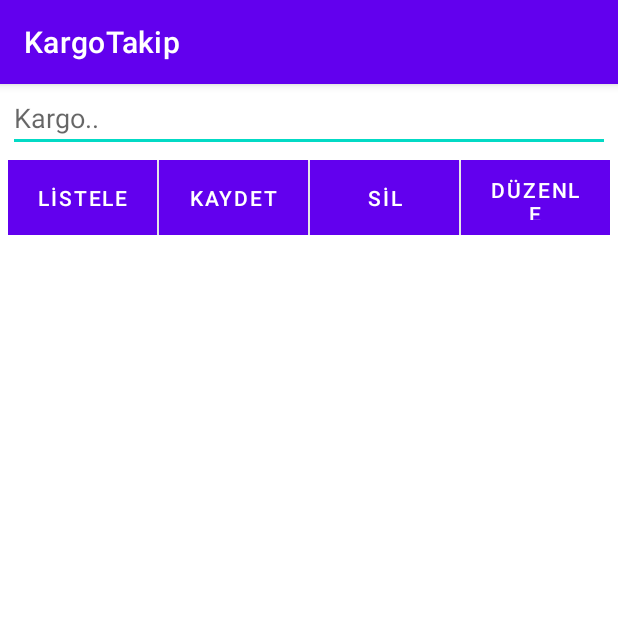
After one commit to urfetatilgan/KargoTakip, an Android app: the KargoList screen opened directly, with no data from a screen before it, on a phone screen of 412 x 824 dp, the top half of it. The commit adds this screen. Run offline under Robolectric (Android 15) with nearby library versions, the phone set to English and light mode, and no system bars.

Commit message:
Added Login, Cargo List screens and DataBase

```diff
--- a/app/src/main/AndroidManifest.xml
+++ b/app/src/main/AndroidManifest.xml
@@ -10,6 +10,9 @@
         android:supportsRtl="true"
         android:theme="@style/Theme.KargoTakip">
         <activity
+            android:name=".KargoList"
+            android:exported="true" />
+        <activity
             android:name=".MainActivity"
             android:exported="true">
             <intent-filter>
--- /dev/null
+++ b/app/src/main/java/com/example/kargotakip/KargoList.java
@@ -0,0 +1,94 @@
+package com.example.kargotakip;
+
+import androidx.appcompat.app.AppCompatActivity;
+import androidx.recyclerview.widget.LinearLayoutManager;
+import androidx.recyclerview.widget.RecyclerView;
+
+import android.os.Bundle;
+import android.view.View;
+import android.widget.Button;
+import android.widget.EditText;
+import android.widget.Toast;
+
+import java.util.ArrayList;
+
+public class KargoList extends AppCompatActivity {
+
+    EditText etCargo;
+    Button btnSave, btnList, btnDelete, btnEdit;
+    RecyclerView rvCargo;
+    String cargoID = "";
+    ArrayList<Cargo> cargoList = new ArrayList<>();
+
+    @Override
+    protected void onCreate(Bundle savedInstanceState) {
+        super.onCreate(savedInstanceState);
+        setContentView(R.layout.activity_kargo_list);
+
+        definitions();
+    }
+
+    private void definitions() {
+        etCargo = findViewById(R.id.et_Cargo);
+        btnDelete = findViewById(R.id.btn_Delete);
+        btnEdit = findViewById(R.id.btn_Edit);
+        btnList = findViewById(R.id.btn_List);
+        btnSave = findViewById(R.id.btn_Add);
+        rvCargo = findViewById(R.id.rv_Cargo);
+    }
+
+    public void btn_List_CLick(View view) {
+        F_GetList();
+    }
+
+    void F_GetList() {
+        DBHelper db = new DBHelper(getApplicationContext());
+        cargoList = db.getCargoList();
+
+        CargoAdapter adp = new CargoAdapter(this, cargoList);
+        LinearLayoutManager layoutManager = new LinearLayoutManager(getApplicationContext());
+        rvCargo.setLayoutManager(layoutManager);
+        rvCargo.setHasFixedSize(true);
+        rvCargo.setAdapter(adp);
+
+        adp.setOnItemClickListener(onItemNoteClickListener);
+
+        db.close();
+    }
+
+    View.OnClickListener onItemNoteClickListener = new View.OnClickListener() {
+        @Override
+        public void onClick(View view) {
+            RecyclerView.ViewHolder viewHolder = (RecyclerView.ViewHolder) view.getTag();
+            int i = viewHolder.getAdapterPosition();
+            Cargo item = cargoList.get(i);
+
+            etCargo.setText(item.getCargo_no());
+            cargoID = item.getCargo_id();
+        }
+    };
+
+    public void btn_Save_Click(View view) {
+        if (!etCargo.getText().toString().trim().equals("")) {
+            DBHelper db = new DBHelper(getApplicationContext());
+            db.addCargo(etCargo.getText().toString());
+
+            db.close();
+            etCargo.setText("");
+        }
+    }
+
+    public void btn_Delete_Click(View view) {
+        if (!cargoID.equals("")) {
+            DBHelper db = new DBHelper(getApplicationContext());
+            db.deleteCargo(cargoID);
+            db.close();
+
+            Toast.makeText(getApplicationContext(), "Not silindi", Toast.LENGTH_SHORT).show();
+            cargoID = "";
+            etCargo.setText("");
+            F_GetList();
+        } else
+            Toast.makeText(getApplicationContext(), "Lütfen silinecek notu seçiniz", Toast.LENGTH_SHORT).show();
+    }
+}
--- /dev/null
+++ b/app/src/main/res/layout/activity_kargo_list.xml
@@ -0,0 +1,74 @@
+<?xml version="1.0" encoding="utf-8"?>
+<RelativeLayout xmlns:android="http://schemas.android.com/apk/res/android"
+    xmlns:app="http://schemas.android.com/apk/res-auto"
+    xmlns:tools="http://schemas.android.com/tools"
+    android:layout_width="match_parent"
+    android:layout_height="match_parent"
+    android:layout_margin="5dp"
+    tools:context=".KargoList">
+
+    <EditText
+        android:id="@+id/et_Cargo"
+        android:layout_width="match_parent"
+        android:layout_height="40dp"
+        android:hint="Kargo.." />
+
+    <LinearLayout
+        android:id="@+id/layout"
+        android:layout_width="match_parent"
+        android:layout_height="50dp"
+        android:layout_below="@id/et_Cargo"
+        android:layout_marginTop="5dp"
+        android:orientation="horizontal">
+
+        <Button
+            android:id="@+id/btn_List"
+            android:layout_width="0dp"
+            android:layout_height="match_parent"
+            android:layout_marginEnd="1dp"
+            android:layout_weight="1"
+            android:background="@color/black"
+            android:onClick="btn_List_CLick"
+            android:text="LİSTELE"
+            android:textColor="@android:color/white" />
+
+        <Button
+            android:id="@+id/btn_Add"
+            android:layout_width="0dp"
+            android:layout_height="match_parent"
+            android:layout_marginEnd="1dp"
+            android:layout_weight="1"
+            android:background="@color/black"
+            android:onClick="btn_Save_Click"
+            android:text="KAYDET"
+            android:textColor="@android:color/white" />
+
+        <Button
+            android:id="@+id/btn_Delete"
+            android:layout_width="0dp"
+            android:layout_height="match_parent"
+            android:layout_marginEnd="1dp"
+            android:layout_weight="1"
+            android:background="@color/black"
+            android:onClick="btn_Delete_Click"
+            android:text="SİL"
+            android:textColor="@android:color/white" />
+
+        <Button
+            android:id="@+id/btn_Edit"
+            android:layout_width="0dp"
+            android:layout_height="match_parent"
+            android:layout_weight="1"
+            android:background="@color/black"
+
+            android:text="DÜZENLE"
+            android:textColor="@android:color/white" />
+    </LinearLayout>
+
+    <androidx.recyclerview.widget.RecyclerView
+        android:id="@+id/rv_Cargo"
+        android:layout_marginTop="5dp"
+        android:layout_width="match_parent"
+        android:layout_height="wrap_content"
+        android:layout_below="@id/layout" />
+</RelativeLayout>
```
Also changed, not shown: app/src/main/java/com/example/kargotakip/Cargo.java (added, +52 -0 lines), app/src/main/java/com/example/kargotakip/CargoAdapter.java (added, +55 -0 lines), app/src/main/java/com/example/kargotakip/DBHelper.java (added, +83 -0 lines), app/src/main/java/com/example/kargotakip/MainActivity.java (+34 -2 lines), app/src/main/java/com/example/kargotakip/TablesInfo.java (added, +15 -0 lines), app/src/main/res/layout/activity_main.xml (+45 -4 lines), app/src/main/res/layout/item_cargo_layout.xml (added, +22 -0 lines).
